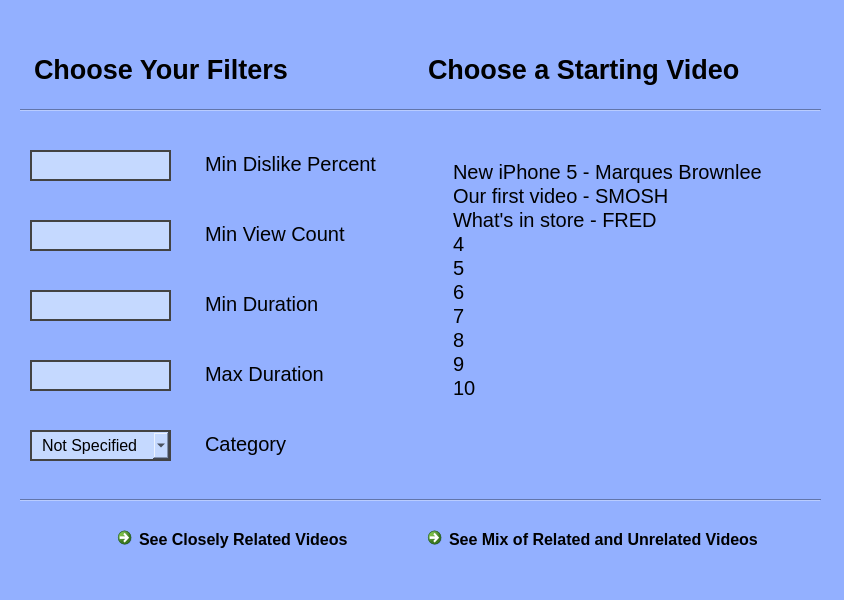
The window that YourTube/mainwindow.ui (chrisnicollo/Choose-YourTube) describes before a commit, drawn with Qt 5.
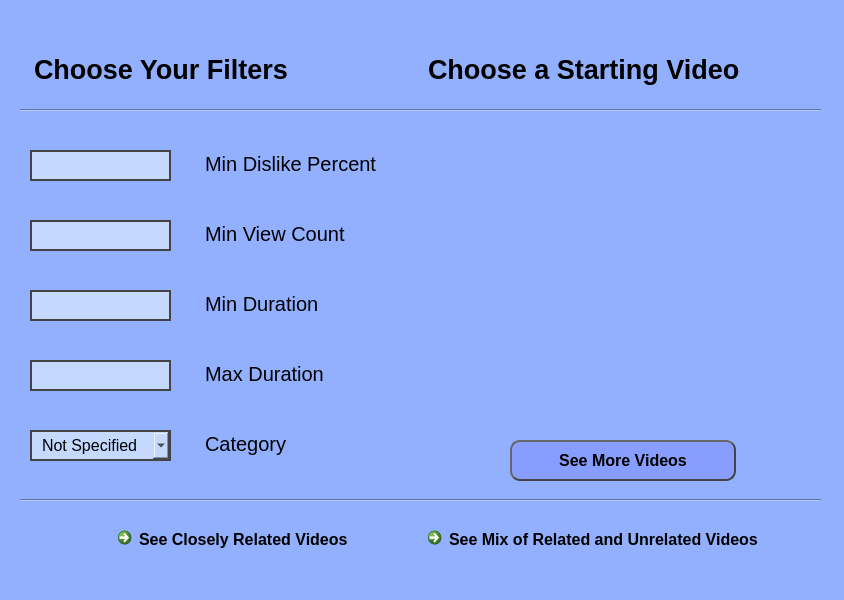
The same window after the commit.

Diff of the .ui file:
```diff
--- a/YourTube/mainwindow.ui
+++ b/YourTube/mainwindow.ui
@@ -431,9 +431,9 @@
    <widget class="QListWidget" name="listWidget">
     <property name="geometry">
      <rect>
-      <x>440</x>
-      <y>160</y>
-      <width>371</width>
+      <x>430</x>
+      <y>150</y>
+      <width>391</width>
       <height>281</height>
      </rect>
     </property>
@@ -441,10 +441,8 @@
      <string notr="true">QListWidget {
 	border: none;
 	color: black;
-	padding-left: 10px;
-	padding-right: 10px;
-	padding-bottom: 3px;
-	font-size: 20px;
+	padding-right: 5px;
+	font-size: 18px;
 }
 
 QListView::item:selected {
@@ -452,56 +450,39 @@
 	color: black;
 }</string>
     </property>
-    <item>
-     <property name="text">
-      <string>New iPhone 5 - Marques Brownlee</string>
-     </property>
-    </item>
-    <item>
-     <property name="text">
-      <string>Our first video - SMOSH</string>
-     </property>
-    </item>
-    <item>
-     <property name="text">
-      <string>What's in store - FRED</string>
-     </property>
-    </item>
-    <item>
-     <property name="text">
-      <string>4</string>
-     </property>
-    </item>
-    <item>
-     <property name="text">
-      <string>5</string>
-     </property>
-    </item>
-    <item>
-     <property name="text">
-      <string>6</string>
-     </property>
-    </item>
-    <item>
-     <property name="text">
-      <string>7</string>
-     </property>
-    </item>
-    <item>
-     <property name="text">
-      <string>8</string>
-     </property>
-    </item>
-    <item>
-     <property name="text">
-      <string>9</string>
-     </property>
-    </item>
-    <item>
-     <property name="text">
-      <string>10</string>
-     </property>
-    </item>
+   </widget>
+   <widget class="QPushButton" name="pushButton">
+    <property name="geometry">
+     <rect>
+      <x>510</x>
+      <y>440</y>
+      <width>226</width>
+      <height>41</height>
+     </rect>
+    </property>
+    <property name="styleSheet">
+     <string notr="true">QPushButton {
+    background-color: rgb(135, 157, 255);
+	color: black;
+    border-style: outset;
+    border-width: 2px;
+    border-radius: 10px;
+    border-color: rgb(68, 68, 68);
+    font: bold 16px;
+    min-width: 10em;
+    padding: 6px;
+}
+QPushButton:hover {
+    background-color: rgb(115, 138, 235);
+}
+QPushButton:pressed {
+    background-color: rgb(89, 105, 168);
+    border-style: inset;
+}</string>
+    </property>
+    <property name="text">
+     <string>See More Videos</string>
+    </property>
    </widget>
   </widget>
   <widget class="QStatusBar" name="statusBar"/>
```
